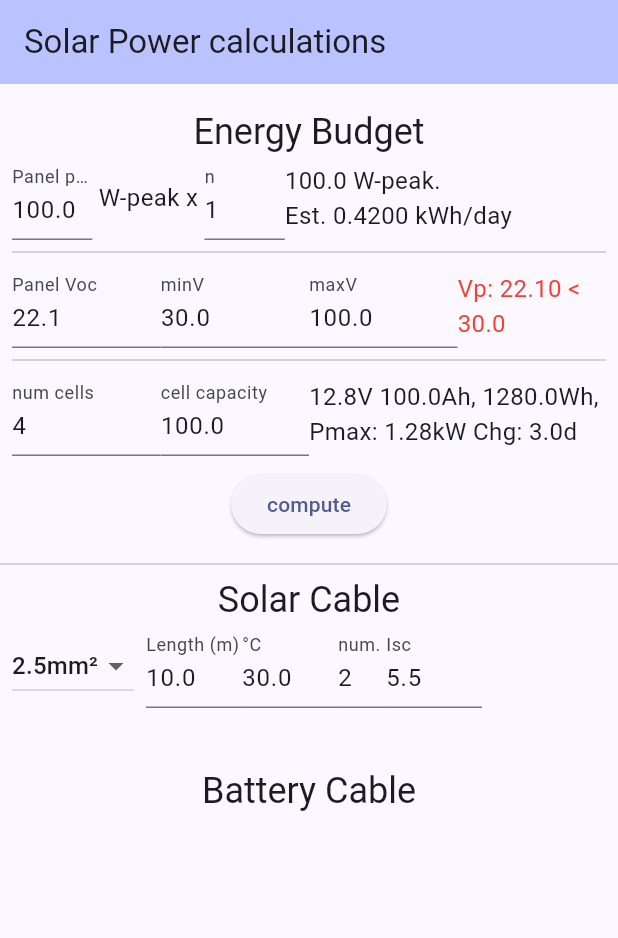
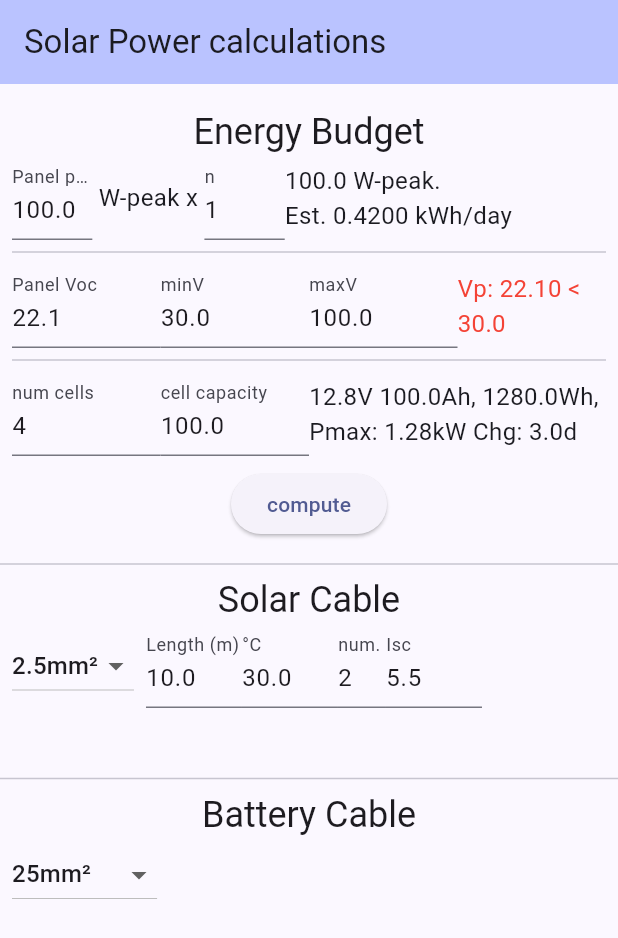
Before and after one commit to siuyin/solarcalc, a Flutter app: the screen it shows after launch, on a phone screen of 412 x 824 dp. Shown: the top 938 px of the screen. Run offline on Flutter 3.47's test engine with Material 3 defaults, Android fonts, the phone set to English and light mode, and no system bars; our stand-ins replace hive_flutter; accounts and stored records are empty.

```diff
--- a/lib/main.dart
+++ b/lib/main.dart
@@ -539,22 +539,7 @@ class _SolarCableState extends State<SolarCable> {
         Row(
           // crossAxisAlignment: CrossAxisAlignment.end,
           children: [
-            DropdownButton(
-              value: cableCrossSection,
-              items: list.map<DropdownMenuItem>((val) {
-                return DropdownMenuItem(
-                  value: val.$2,
-                  child: Text(val.$1),
-                );
-              }).toList(),
-              onChanged: (val) {
-                setState(() {
-                  cableCrossSection = val!;
-                  compute();
-                });
-              },
-              padding: const EdgeInsets.fromLTRB(8, 0, 8, 0),
-            ),
+            cableSelection(),
             SizedBox(
               width: 64,
               child: TextField(
@@ -624,6 +609,25 @@ class _SolarCableState extends State<SolarCable> {
     );
   }
 
+  DropdownButton<dynamic> cableSelection() {
+    return DropdownButton(
+      value: cableCrossSection,
+      items: list.map<DropdownMenuItem>((val) {
+        return DropdownMenuItem(
+          value: val.$2,
+          child: Text(val.$1),
+        );
+      }).toList(),
+      onChanged: (val) {
+        setState(() {
+          cableCrossSection = val!;
+          compute();
+        });
+      },
+      padding: const EdgeInsets.fromLTRB(8, 0, 8, 0),
+    );
+  }
+
   double powerLoss(double i, double r, int n) {
     return i * i * r * n;
   }
@@ -678,10 +682,133 @@ class BatteryCable extends StatefulWidget {
 class _BatteryCableState extends State<BatteryCable> {
   @override
   Widget build(BuildContext context) {
-    return const Column(
+    return Column(
       children: [
-        Heading(title: 'Battery Cable'),
+        const Divider(),
+        const Heading(title: 'Battery Cable'),
+        Row(
+          children: [
+            cableSelection(),
+          ],
+        ),
       ],
     );
   }
+
+  DropdownButton<dynamic> cableSelection() {
+    return DropdownButton(
+      value: battCableCrossSection,
+      items: list.map<DropdownMenuItem>((val) {
+        return DropdownMenuItem(
+          value: val.$2,
+          child: Text(val.$1),
+        );
+      }).toList(),
+      onChanged: (val) {
+        setState(() {
+          battCableCrossSection = val!;
+          compute();
+        });
+      },
+      padding: const EdgeInsets.fromLTRB(8, 0, 8, 0),
+    );
+  }
+
+  static final list = <(String, double)>[
+    ('4mm²', 4.0),
+    ('6mm²', 6.0),
+    ('10mm²', 10.0),
+    ('16mm²', 16.0),
+    ('25mm²', 25.0),
+    ('35mm²', 35.0),
+    ('50mm²', 50.0),
+    ('70mm²', 70.0),
+    ('95mm²', 95.0),
+    ('120mm²', 120.0),
+    ('12AWG', 3.31),
+    ('10AWG', 5.26),
+    ('8AWG', 8.37),
+    ('6AWG', 13.3),
+    ('4AWG', 21.15),
+    ('2AWG', 33.63),
+    ('0AWG', 53.48),
+    ('000AWG', 85.03),
+    ('0000AWG', 107.22),
+  ];
+  double battCableCrossSection = list.first.$2;
+  double battCableLength = 0.3;
+  final battCableLengthController = TextEditingController();
+  double battCableTemp = 40;
+  final battCableTempController = TextEditingController();
+  double battIMax = 100;
+  final battIMaxController = TextEditingController();
+  String outputText = '';
+
+  compute() {
+    setState(() {
+      box.put('battCableCrossSection', battCableCrossSection);
+
+      battCableLength =
+          double.tryParse(battCableLengthController.text) ?? battCableLength;
+      box.put('cableLength', battCableLength);
+
+      battCableTemp =
+          double.tryParse(battCableTempController.text) ?? battCableTemp;
+      box.put('cableTemp', battCableTemp);
+
+      battIMax = double.tryParse(battIMaxController.text) ?? battIMax;
+      box.put('battIMax', battIMax);
+
+      outputText =
+          'Single ${battCableLength}m conductor resistance:  ${singleConductorResistance().toStringAsPrecision(3)}Ω'
+          '\nGiven max batt current: ${battIMax}A, power loss for 2 conductors: ${powerLoss(box.get('battIMax'), singleConductorResistance(), 2).toStringAsFixed(1)}W';
+    });
+  }
+
+  dynamic box;
+
+  _init() async {
+    await Hive.initFlutter();
+    box = await Hive.openBox('solar');
+    setIfEmpty('battCableCrossSection', 25.0);
+    setState(() {
+      battCableCrossSection = box.get('battCableCrossSection');
+    });
+
+    setIfEmpty('cableLength', battCableLength);
+    battCableLengthController.text = box.get('cableLength').toString();
+
+    setIfEmpty('cableTemp', battCableTemp);
+    battCableTempController.text = box.get('cableTemp').toString();
+
+    setIfEmpty('battIMax', battIMax);
+    battIMaxController.text = box.get('battIMax').toString();
+  }
+
+  @override
+  void initState() {
+    super.initState();
+    _init();
+  }
+
+  setIfEmpty(String key, dynamic value) {
+    if (box.get(key) != null) return;
+    box.put(key, value);
+    debugPrint('set $key to $value');
+  }
+
+  double temperatureCorrectedCopperResistivity() {
+    return 17.24e-9 * (1 + 3.93e-3 * (battCableTemp - 20.0));
+  }
+
+  double singleConductorResistance() {
+    return temperatureCorrectedCopperResistivity() *
+        battCableLength /
+        battCableCrossSection *
+        1e6;
+  }
+
+  double powerLoss(double i, double r, int n) {
+    return i * i * r * n;
+  }
 }
```
